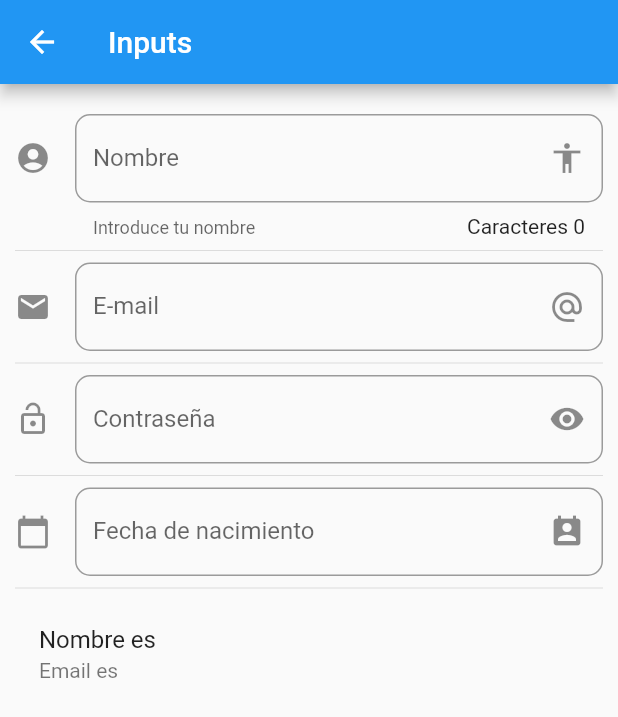
After one commit to sideb/flutter-components, a Flutter app: the screen it shows after launch, after a tap on "Inputs", on a phone screen of 412 x 824 dp. The commit adds this screen. Shown: the top 717 px of the screen. Run offline on Flutter 3.47's test engine with Material 2 defaults, Android fonts, the phone set to English and light mode, and no system bars; network calls fail.

Commit message:
Input Boxes

```diff
--- a/data/menu_opts.json
+++ b/data/menu_opts.json
@@ -20,6 +20,11 @@
             "ruta" : "animatedContainer",
             "icon" : "donut_large",
             "texto": "Animated Container"
+        },
+        {
+            "ruta" : "inputs",
+            "icon" : "input",
+            "texto": "Inputs"
         }
     ]
 }
--- a/lib/main.dart
+++ b/lib/main.dart
@@ -1,6 +1,7 @@
 import 'package:componentes/src/pages/alert_page.dart';
 import 'package:componentes/src/routes/routes.dart';
 import 'package:flutter/material.dart';
+import 'package:flutter_localizations/flutter_localizations.dart';
 
 void main() => runApp(MyApp());
 
@@ -10,6 +11,14 @@ class MyApp extends StatelessWidget {
     return MaterialApp(
       title: 'Componentes App',
       debugShowCheckedModeBanner: false,
+      localizationsDelegates: [
+        GlobalMaterialLocalizations.delegate,
+        GlobalWidgetsLocalizations.delegate,
+      ],
+      supportedLocales: [
+        const Locale('es', 'ES'), // Español
+        const Locale('en', ''), // English, no country code
+      ],
       initialRoute: 'home',
       routes: getApplicationRoutes(),
       onGenerateRoute: (settings) {
--- /dev/null
+++ b/lib/src/pages/input_page.dart
@@ -0,0 +1,144 @@
+import 'package:flutter/material.dart';
+
+class InputPage extends StatefulWidget {
+  @override
+  _InputPageState createState() => _InputPageState();
+}
+
+class _InputPageState extends State<InputPage> {
+  String _name = '';
+  String _email = '';
+  String _password = '';
+  String _date = '';
+  TextEditingController _inputDateFieldController = new TextEditingController();
+
+  @override
+  Widget build(BuildContext context) {
+    return Scaffold(
+      appBar: AppBar(
+        title: Text('Inputs'),
+      ),
+      body: ListView(
+        padding: EdgeInsets.symmetric(horizontal: 10.0, vertical: 20.0),
+        children: <Widget>[
+          _makeNameInput(),
+          Divider(),
+          _makeEmailInput(),
+          Divider(),
+          _makePasswordInput(),
+          Divider(),
+          _makeDateInput(context),
+          Divider(),
+          _makePerson(),
+        ],
+      ),
+    );
+  }
+
+  Widget _makeNameInput() {
+    return TextField(
+      // autofocus: true,
+      textCapitalization: TextCapitalization.sentences,
+      decoration: InputDecoration(
+        border: OutlineInputBorder(
+          borderRadius: BorderRadius.circular(10.0),
+        ),
+        counter: Text('Caracteres ${_name.length}'),
+        hintText: 'Introduce nombre',
+        labelText: 'Nombre',
+        helperText: 'Introduce tu nombre',
+        suffixIcon: Icon(Icons.accessibility),
+        icon: Icon(Icons.account_circle),
+      ),
+      onChanged: (value) {
+        setState(() {
+          _name = value;
+        });
+      },
+    );
+  }
+
+  Widget _makeEmailInput() {
+    return TextField(
+      keyboardType: TextInputType.emailAddress,
+      decoration: InputDecoration(
+        border: OutlineInputBorder(
+          borderRadius: BorderRadius.circular(10.0),
+        ),
+        hintText: 'Introduce email',
+        labelText: 'E-mail',
+        suffixIcon: Icon(Icons.alternate_email),
+        icon: Icon(Icons.email),
+      ),
+      onChanged: (value) {
+        setState(() {
+          _email = value;
+        });
+      },
+    );
+  }
+
+  Widget _makePasswordInput() {
+    return TextField(
+      obscureText: true,
+      decoration: InputDecoration(
+        border: OutlineInputBorder(
+          borderRadius: BorderRadius.circular(10.0),
+        ),
+        hintText: 'Introduce contraseña',
+        labelText: 'Contraseña',
+        suffixIcon: Icon(Icons.remove_red_eye),
+        icon: Icon(Icons.lock_open),
+      ),
+      onChanged: (value) {
+        setState(() {
+          _password = value;
+        });
+      },
+    );
+  }
+
+  Widget _makeDateInput(BuildContext context) {
+    return TextField(
+      enableInteractiveSelection: false,
+      controller: _inputDateFieldController,
+      decoration: InputDecoration(
+        border: OutlineInputBorder(
+          borderRadius: BorderRadius.circular(10.0),
+        ),
+        hintText: 'Fecha de nacimiento',
+        labelText: 'Fecha de nacimiento',
+        suffixIcon: Icon(Icons.perm_contact_calendar),
+        icon: Icon(Icons.calendar_today),
+      ),
+      onTap: () {
+        FocusScope.of(context).requestFocus(new FocusNode());
+        _selectDate(context);
+      },
+    );
+  }
+
+  _selectDate(BuildContext context) async {
+    DateTime picked = await showDatePicker(
+        context: context,
+        initialDate: new DateTime.now(),
+        firstDate: new DateTime(1950),
+        lastDate: new DateTime(2100),
+        locale: Locale('es', 'ES'));
+
+    if (picked != null) {
+      setState(() {
+        _date = picked.toString();
+        _inputDateFieldController.text = _date;
+      });
+    }
+    return picked;
+  }
+
+  Widget _makePerson() {
+    return ListTile(
+      title: Text('Nombre es $_name'),
+      subtitle: Text('Email es $_email'),
+    );
+  }
+}
--- a/lib/src/routes/routes.dart
+++ b/lib/src/routes/routes.dart
@@ -1,5 +1,6 @@
 import 'package:componentes/src/pages/animated_container_page.dart';
 import 'package:componentes/src/pages/card_page.dart';
+import 'package:componentes/src/pages/input_page.dart';
 import 'package:flutter/material.dart';
 import 'package:componentes/src/pages/alert_page.dart';
 import 'package:componentes/src/pages/avatar_pages.dart';
@@ -12,5 +13,6 @@ Map<String, WidgetBuilder> getApplicationRoutes() {
     'avatar': (BuildContext context) => AvatarPage(),
     'card': (BuildContext context) => CardPage(),
     'animatedContainer': (BuildContext context) => AnimatedContainerPage(),
+    'inputs': (BuildContext context) => InputPage(),
   };
 }
--- a/lib/src/utils/icon_string_util.dart
+++ b/lib/src/utils/icon_string_util.dart
@@ -6,6 +6,7 @@ final _icons = <String, IconData>{
   'folder_open': Icons.folder_open,
   'keyboard_arrow_right': Icons.keyboard_arrow_right,
   'donut_large': Icons.donut_large,
+  'input': Icons.input,
 };
 
 Icon getIcon(String iconName) {
--- a/pubspec.yaml
+++ b/pubspec.yaml
@@ -31,6 +31,9 @@ dependencies:
 
 dev_dependencies:
   flutter_test:
+    sdk: flutter
+
+  flutter_localizations:
     sdk: flutter
 
 # For information on the generic Dart part of this file, see the
```
Also changed, not shown: pubspec.lock.
